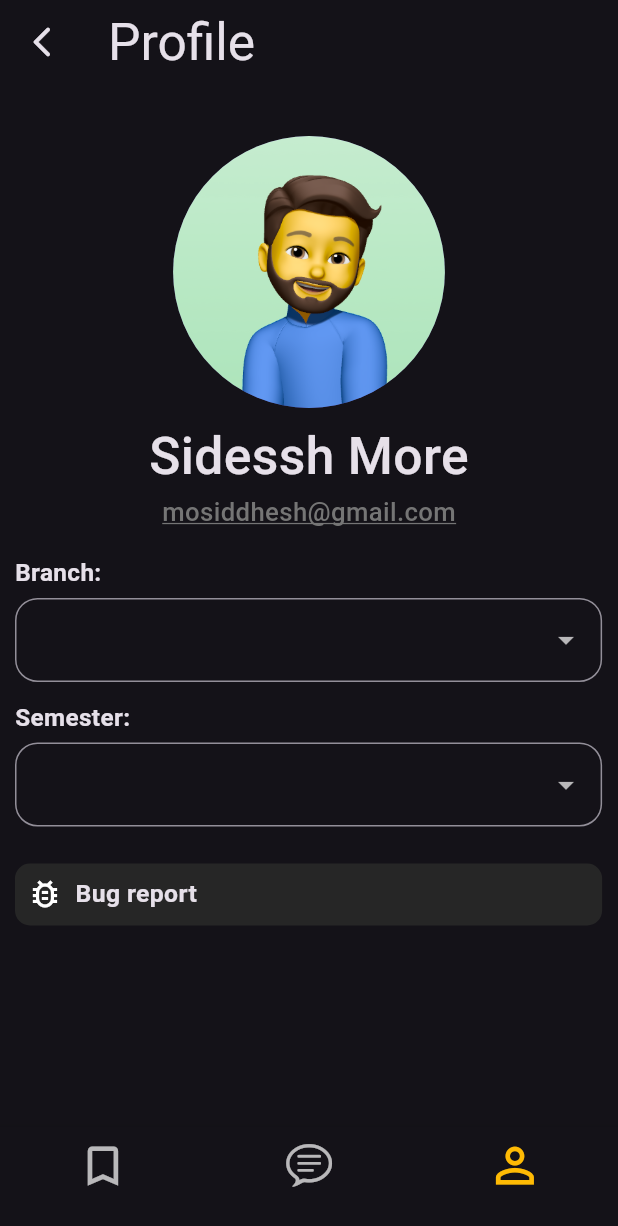
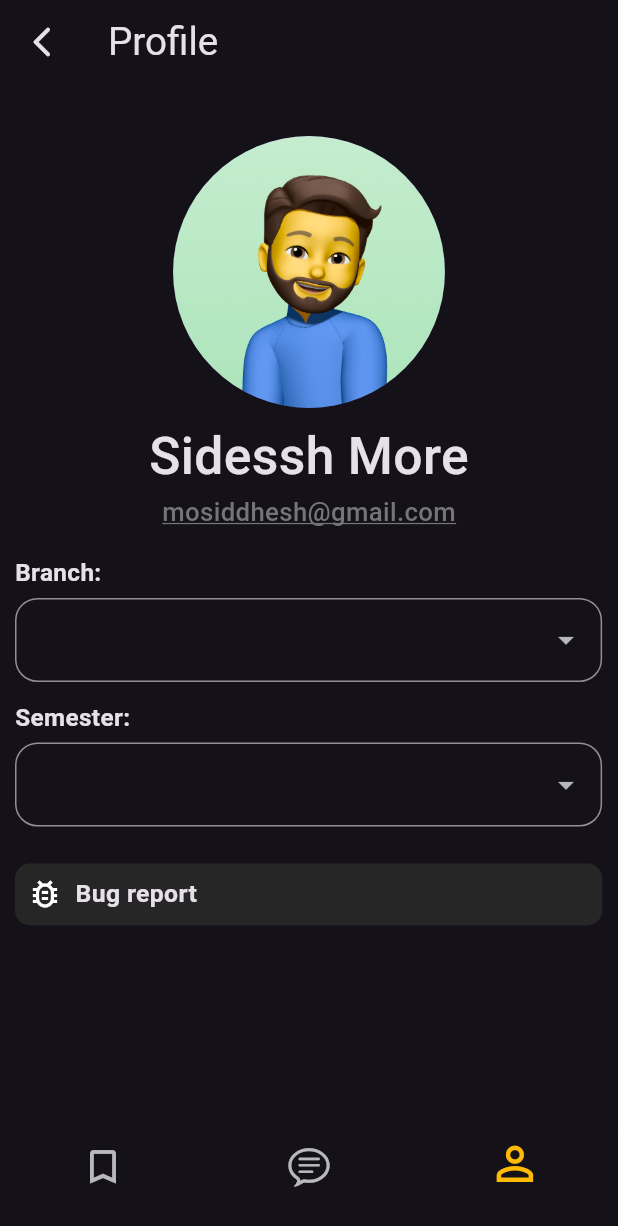
Before and after one commit to sidesshmore/ExamAce, a Flutter app: the screen it shows after launch, item 3 of the bottom bar chosen, on a phone screen of 412 x 824 dp. Shown: the top 1226 px of the screen. Run offline on Flutter 3.47's test engine with Material 3 defaults, Android fonts, the phone set to English and light mode, and no system bars; our stand-ins replace dash_chat_2, flutter_dotenv; missing offline and left inert: clipboard.

Commit message:
bottom nav micro interactions added + folder names changed

```diff
--- a/lib/features/History/ui/bookmark.dart
+++ b/lib/features/Bookmark/ui/bookmark.dart
@@ -25,9 +25,9 @@ class _BookmarkState extends State<Bookmark> {
               );
             },
           ),
-          title: Text('Bookmarks',
+          title: Text('Saved',
               style: TextStyle(
-                  fontSize: screenWidth * 36 / 432,
+                  fontSize: screenWidth * 27 / 432,
                   fontWeight: FontWeight.w400)),
         ),
       ),
--- a/lib/features/MainScreen/ui/mainScreen.dart
+++ b/lib/features/MainScreen/ui/mainScreen.dart
@@ -1,6 +1,6 @@
-import 'package:examace/features/History/ui/bookmark.dart';
+import 'package:examace/features/Bookmark/ui/bookmark.dart';
 import 'package:examace/features/Home/ui/home.dart';
-import 'package:examace/features/Settings/ui/settings.dart';
+import 'package:examace/features/Profile/ui/settings.dart';
 import 'package:flutter/cupertino.dart';
 import 'package:flutter/material.dart';
 
@@ -37,30 +37,39 @@ class _MainscreenState extends State<Mainscreen> {
         type: BottomNavigationBarType.fixed,
         items: <BottomNavigationBarItem>[
           BottomNavigationBarItem(
-            icon: Icon(
-              Icons.bookmark_border,
-              size: height * 0.042,
-            ),
+            icon: _buildIcon(Icons.bookmark_border, 0, height * 0.04),
             label: '',
           ),
           BottomNavigationBarItem(
-            icon: Icon(
-              CupertinoIcons.chat_bubble_text,
-              size: height * 0.040,
-            ),
+            icon: _buildIcon(CupertinoIcons.chat_bubble_text, 1, height * 0.04),
             label: '',
           ),
           BottomNavigationBarItem(
-            icon: Icon(
-              Icons.person_outline,
-              size: height * 0.046,
-            ),
+            icon: _buildIcon(Icons.person_outline, 2, height * 0.04),
             label: '',
           ),
         ],
         currentIndex: _selectedIndex,
         onTap: _onItemTapped,
-        selectedItemColor: Color(0xffFEBA04),
+        selectedItemColor: const Color(0xffFEBA04),
+      ),
+    );
+  }
+
+  Widget _buildIcon(IconData icon, int index, double size) {
+    double selectedSize = size * (_selectedIndex == index ? 1.1 : 1);
+    double translateY = _selectedIndex == index ? -2.0 : 0.0;
+
+    return Transform.translate(
+      offset: Offset(0, translateY),
+      child: Transform.scale(
+        scale: _selectedIndex == index
+            ? 1
+            : 0.9, // Increase size for selected item
+        child: Icon(
+          icon,
+          size: selectedSize,
+        ),
       ),
     );
   }
--- a/lib/features/Settings/ui/settings.dart
+++ b/lib/features/Profile/ui/settings.dart
@@ -1,8 +1,8 @@
 import 'package:examace/features/Home/ui/home.dart';
 import 'package:examace/features/MainScreen/ui/mainScreen.dart';
-import 'package:examace/features/Settings/widgets/branchDropDown.dart';
-import 'package:examace/features/Settings/widgets/bugReport.dart';
-import 'package:examace/features/Settings/widgets/semDropDown.dart';
+import 'package:examace/features/Profile/widgets/branchDropDown.dart';
+import 'package:examace/features/Profile/widgets/bugReport.dart';
+import 'package:examace/features/Profile/widgets/semDropDown.dart';
 import 'package:flutter/material.dart';
 
 class Settings extends StatefulWidget {
@@ -31,7 +31,7 @@ class _SettingsState extends State<Settings> {
             ),
             title: Text('Profile',
                 style: TextStyle(
-                    fontSize: screenWidth * 36 / 432,
+                    fontSize: screenWidth * 27 / 432,
                     fontWeight: FontWeight.w400)),
           ),
           body: Padding(
```
Also changed, not shown: lib/features/Profile/widgets/branchDropDown.dart (renamed from lib/features/Settings/widgets/branchDropDown.dart), lib/features/Profile/widgets/bugReport.dart (renamed from lib/features/Settings/widgets/bugReport.dart), lib/features/Profile/widgets/semDropDown.dart (renamed from lib/features/Settings/widgets/semDropDown.dart).
